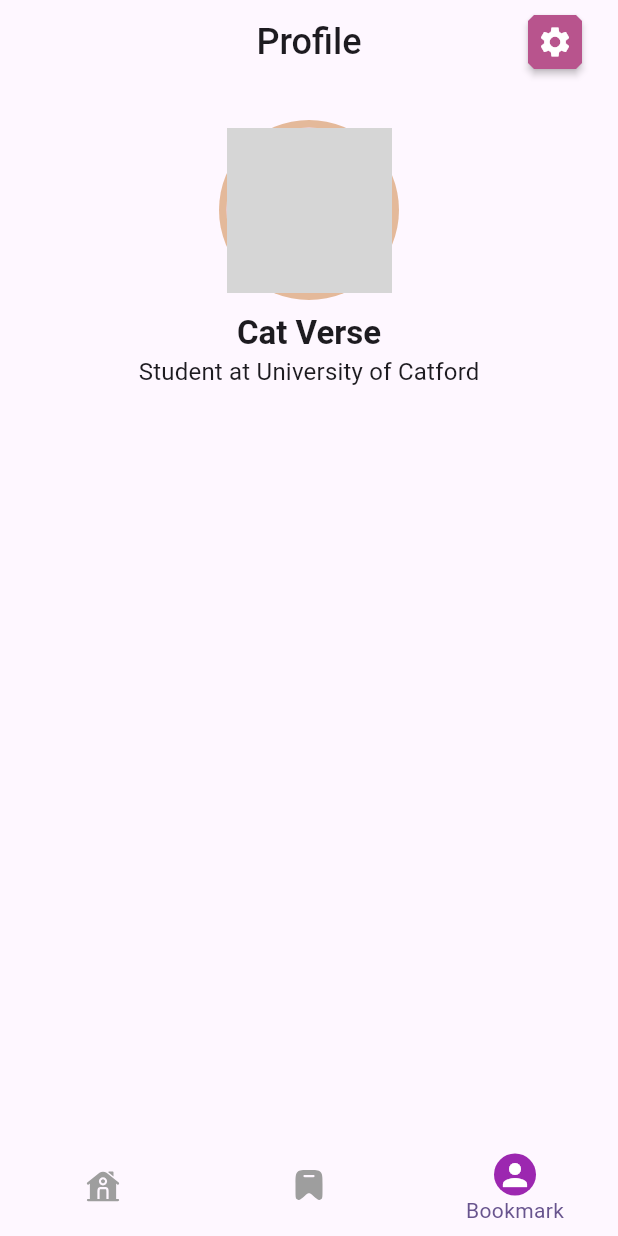
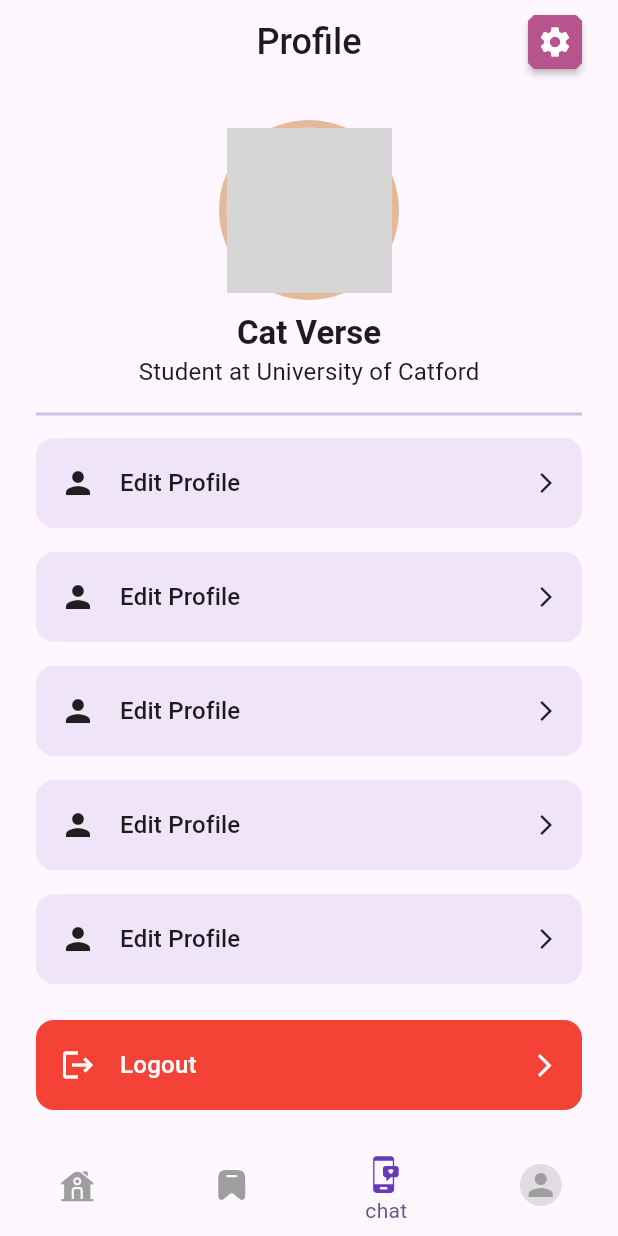
Before and after one commit to kghSachin/flutter_app, a Flutter app: the screen it shows after launch, item 3 of the bottom bar chosen, on a phone screen of 412 x 824 dp. Run offline on Flutter 3.47's test engine with Material 3 defaults, Android fonts, the phone set to English and light mode, and no system bars; our stand-ins replace firebase_auth, firebase_core, flutter_svg; accounts and stored records are empty; network calls fail; grey boxes are pictures that could not be loaded.

Commit message:
fixed navbar , profile page ui done

```diff
--- a/lib/pages/home/profile_page.dart
+++ b/lib/pages/home/profile_page.dart
@@ -86,8 +86,111 @@ class ProfilePage extends StatelessWidget {
                       fontWeight: FontWeight.w400,
                     ),
               ),
+              Divider(
+                color: Colors.deepPurple.withOpacity(0.3),
+                thickness: 2,
+                height: 32,
+              ),
+              const ProfileTile(),
+              const SizedBox(
+                height: 16,
+              ),
+              const ProfileTile(),
+              const SizedBox(
+                height: 16,
+              ),
+              const ProfileTile(),
+              const SizedBox(
+                height: 16,
+              ),
+              const ProfileTile(),
+              const SizedBox(
+                height: 16,
+              ),
+              const ProfileTile(),
+              SizedBox(
+                height: 24,
+              ),
+              MaterialButton(
+                shape: RoundedRectangleBorder(
+                  borderRadius: BorderRadius.circular(12),
+                ),
+                padding: EdgeInsets.zero,
+                onPressed: () {},
+                child: Container(
+                    width: double.maxFinite,
+                    height: 60,
+                    padding: const EdgeInsets.symmetric(horizontal: 16),
+                    decoration: BoxDecoration(
+                      color: Colors.red,
+                      borderRadius: BorderRadius.circular(12),
+                    ),
+                    child: Row(
+                      children: [
+                        const Icon(
+                          Icons.logout,
+                          color: Colors.white,
+                        ),
+                        const SizedBox(
+                          width: 16,
+                        ),
+                        Text(
+                          "Logout",
+                          style: Theme.of(context)
+                              .textTheme
+                              .titleMedium
+                              ?.copyWith(color: Colors.white),
+                        ),
+                        const Spacer(),
+                        const Icon(
+                          Icons.arrow_forward_ios,
+                          size: 18,
+                          color: Colors.white,
+                        )
+                      ],
+                    )),
+              )
             ],
           ),
         ));
   }
 }
+
+class ProfileTile extends StatelessWidget {
+  const ProfileTile({
+    super.key,
+  });
+
+  @override
+  Widget build(BuildContext context) {
+    return MaterialButton(
+      shape: RoundedRectangleBorder(
+        borderRadius: BorderRadius.circular(12),
+      ),
+      padding: EdgeInsets.zero,
+      onPressed: () {},
+      child: Container(
+          width: double.maxFinite,
+          height: 60,
+          padding: const EdgeInsets.symmetric(horizontal: 16),
+          decoration: BoxDecoration(
+            color: Colors.deepPurple.withOpacity(0.1),
+            borderRadius: BorderRadius.circular(12),
+          ),
+          child: Row(
+            children: [
+              const Icon(Icons.person),
+              const SizedBox(
+                width: 16,
+              ),
+              Text(
+                "Edit Profile",
+                style: Theme.of(context).textTheme.titleMedium,
+              ),
+              const Spacer(),
+              const Icon(Icons.arrow_forward_ios, size: 16)
+            ],
+          )),
+    );
+  }
+}
--- a/lib/pages/main_page.dart
+++ b/lib/pages/main_page.dart
@@ -19,11 +19,17 @@ class _MainPageState extends State<MainPage> {
         index: _selectedIndex,
         children: const [
           HomePage(),
+          HomePage(),
           ProfilePage(),
           ProfilePage(),
         ],
       ),
       bottomNavigationBar: BottomNavigationBar(
+        onTap: (index) {
+          setState(() {
+            _selectedIndex = index;
+          });
+        },
         backgroundColor: Colors.transparent,
         elevation: 0,
         selectedIconTheme: const IconThemeData(color: Colors.deepPurple),
@@ -33,26 +39,16 @@ class _MainPageState extends State<MainPage> {
         currentIndex: _selectedIndex,
         items: [
           BottomNavigationBarItem(
-              icon: InkWell(
-                onTap: () {
-                  setState(() {
-                    _selectedIndex = 0;
-                  });
-                },
-                child: SvgPicture.asset(
+              icon: SvgPicture.asset(
                 "assets/icons/home/home.svg",
                 colorFilter: ColorFilter.mode(
                     _selectedIndex == 0 ? Colors.deepPurple : Colors.grey,
                     BlendMode.srcIn),
               ),
-              ),
               label: "Home"),
           BottomNavigationBarItem(
-              icon: InkWell(
-                onTap: () {
-                  _selectedIndex = 1;
-                  setState(() {});
-                },
+              icon: Padding(
+                padding: const EdgeInsets.symmetric(horizontal: 16.0),
                 child: SvgPicture.asset(
                   "assets/icons/home/bookmark.svg",
                   colorFilter: ColorFilter.mode(
@@ -62,24 +58,28 @@ class _MainPageState extends State<MainPage> {
               ),
               label: "Bookmark"),
           BottomNavigationBarItem(
-              icon: InkWell(
-                onTap: () {
-                  setState(() {
-                    _selectedIndex = 2;
-                  });
-                },
-                child: CircleAvatar(
+            icon: SvgPicture.asset(
+              "assets/icons/home/chat.svg",
+              height: 28,
+              colorFilter: ColorFilter.mode(
+                  _selectedIndex == 2 ? Colors.deepPurple : Colors.grey,
+                  BlendMode.srcIn),
+            ),
+            label: "chat",
+          ),
+          BottomNavigationBarItem(
+            icon: CircleAvatar(
               radius: 14,
-                  backgroundColor: _selectedIndex == 2
+              backgroundColor: _selectedIndex == 3
                   ? Colors.purple
                   : Colors.grey.withOpacity(0.3),
               child: Icon(
                 Icons.person,
-                    color: _selectedIndex == 2 ? Colors.white : Colors.grey,
+                color: _selectedIndex == 3 ? Colors.white : Colors.grey,
               ),
             ),
+            label: "Profile",
           ),
-              label: "Bookmark"),
         ],
       ),
     );
--- a/pubspec.yaml
+++ b/pubspec.yaml
@@ -38,6 +38,7 @@ dependencies:
   flutter_svg: ^2.0.9
   firebase_core: ^2.24.2
   firebase_auth: ^4.16.0
+  cached_network_image: ^3.3.1
 
 dev_dependencies:
   flutter_test:
```
Also changed, not shown: assets/icons/home/chat.svg (added), pubspec.lock, 1 other file. Lines whose indentation alone changed are shown as unchanged.
